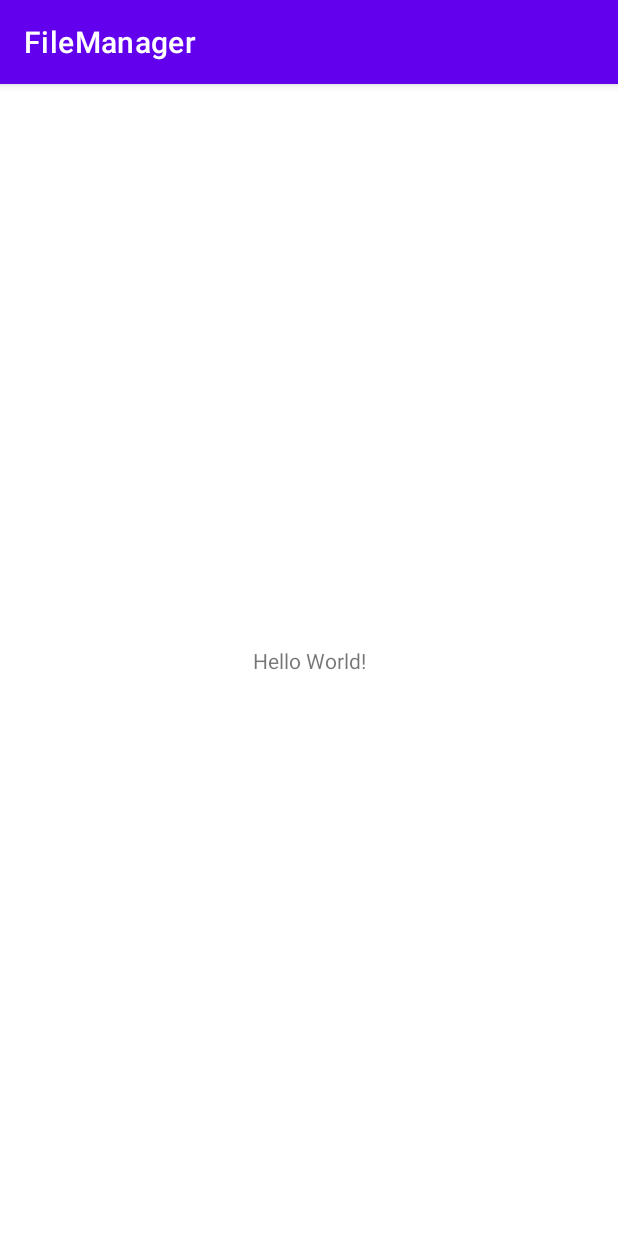
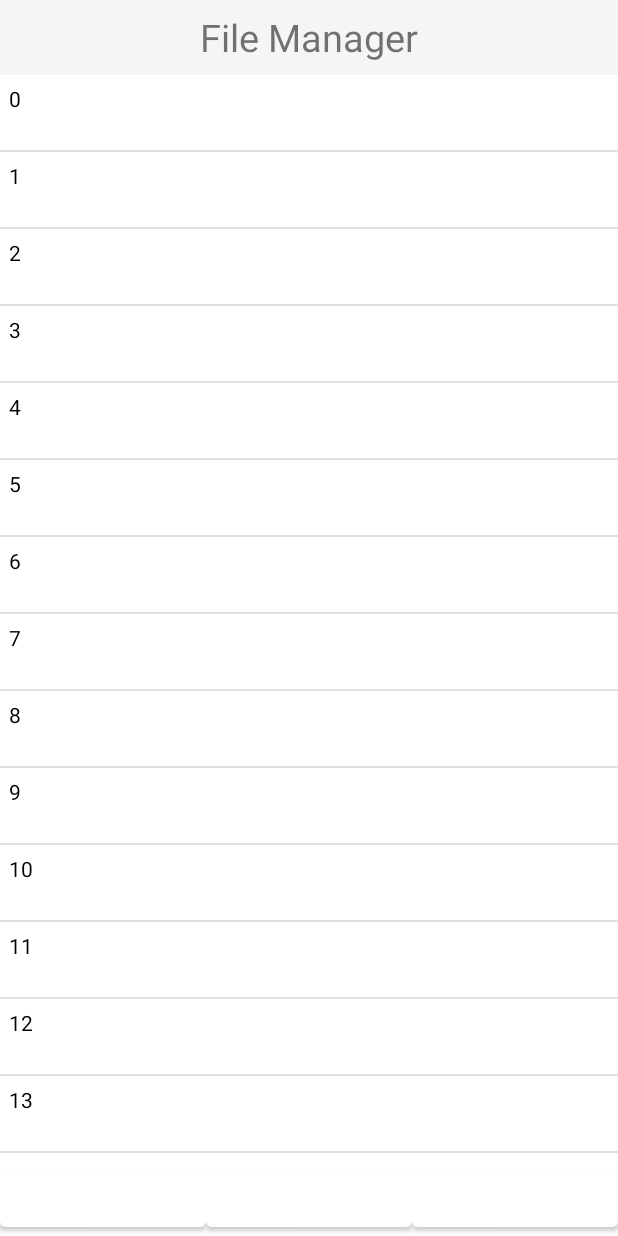
Before and after one commit to analuciacanto/FileManager, an Android app: the screen it shows after launch (MainActivity), on a phone screen of 412 x 824 dp. Run offline under Robolectric (Android 15) with nearby library versions, the phone set to English and light mode, and no system bars.

Commit message:
Adding List View for files.

```diff
--- a/FileManager/app/src/main/java/com/urmobo/filemanager/MainActivity.java
+++ b/FileManager/app/src/main/java/com/urmobo/filemanager/MainActivity.java
@@ -3,12 +3,91 @@ package com.urmobo.filemanager;
 import androidx.appcompat.app.AppCompatActivity;
 
 import android.os.Bundle;
+import android.view.LayoutInflater;
+import android.view.View;
+import android.view.ViewGroup;
+import android.widget.BaseAdapter;
+import android.widget.Button;
+import android.widget.ListView;
+import android.widget.TextView;
+
+import java.util.ArrayList;
+import java.util.List;
 
 public class MainActivity extends AppCompatActivity {
 
     @Override
     protected void onCreate(Bundle savedInstanceState) {
         super.onCreate(savedInstanceState);
-        setContentView(R.layout.activity_main);
+        setContentView(R.layout.layout1);
+
+        final Button b1 = findViewById(R.id.b1);
+
+        b1.setOnClickListener(new View.OnClickListener() {
+            @Override
+            public void onClick(View v) {
+                b1.setText("pressed");
+            }
+        });
+
+        final ListView listView = findViewById(R.id.listView);
+        final TextAdapter textAdapter1 = new TextAdapter();
+        listView.setAdapter(textAdapter1);
+        List<String> example = new ArrayList<>();
+
+        for (int i = 0; i < 100; i++){
+            example.add(String.valueOf(i));
+        }
+        System.out.println(example);
+        textAdapter1.setData(example);
+
+    }
+
+    class TextAdapter extends BaseAdapter{
+
+        private List<String> data = new ArrayList<>();
+        public void setData(List<String> data){
+            if (data != null){
+                this.data.clear();
+                if (data.size() > 0){
+                    this.data.addAll(data);
+                }
+                notifyDataSetChanged();
+            }
+        }
+
+        @Override
+        public int getCount() {
+            return data.size();
+        }
+
+        @Override
+        public String getItem(int position) {
+            return data.get(position);
+        }
+
+        @Override
+        public long getItemId(int position) {
+            return 0;
+        }
+
+        @Override
+        public View getView(int position, View convertView, ViewGroup parent) {
+            if (convertView == null){
+                convertView = LayoutInflater.from(parent.getContext()).inflate(R.layout.item, parent, false);
+                convertView.setTag(new ViewHolder((TextView) convertView.findViewById(R.id.textItem)));
+            }
+            ViewHolder holder  = (ViewHolder) convertView.getTag();
+            final String item = getItem(position);
+            holder.info.setText(item);
+            return convertView;
+        }
+
+        class ViewHolder{
+            TextView info;
+            ViewHolder(TextView info){
+                this.info = info;
+            }
+        }
     }
 }
--- a/FileManager/app/src/main/res/layout/activity_main.xml
+++ /dev/null
@@ -1,18 +0,0 @@
-<?xml version="1.0" encoding="utf-8"?>
-<androidx.constraintlayout.widget.ConstraintLayout xmlns:android="http://schemas.android.com/apk/res/android"
-    xmlns:app="http://schemas.android.com/apk/res-auto"
-    xmlns:tools="http://schemas.android.com/tools"
-    android:layout_width="match_parent"
-    android:layout_height="match_parent"
-    tools:context=".MainActivity">
-
-    <TextView
-        android:layout_width="wrap_content"
-        android:layout_height="wrap_content"
-        android:text="Hello World!"
-        app:layout_constraintBottom_toBottomOf="parent"
-        app:layout_constraintLeft_toLeftOf="parent"
-        app:layout_constraintRight_toRightOf="parent"
-        app:layout_constraintTop_toTopOf="parent" />
-
-</androidx.constraintlayout.widget.ConstraintLayout>
--- /dev/null
+++ b/FileManager/app/src/main/res/layout/item.xml
@@ -0,0 +1,10 @@
+<?xml version="1.0" encoding="utf-8"?>
+<TextView
+             android:id="@+id/textItem"
+             xmlns:android="http://schemas.android.com/apk/res/android"
+             android:layout_width="match_parent"
+             android:layout_height="50dp"
+             android:padding="6dp"
+             android:textColor="@color/black"
+             >
+</TextView>
--- /dev/null
+++ b/FileManager/app/src/main/res/layout/layout1.xml
@@ -0,0 +1,51 @@
+<?xml version="1.0" encoding="utf-8"?>
+<LinearLayout xmlns:android="http://schemas.android.com/apk/res/android"
+    android:orientation="vertical"
+    android:layout_width="match_parent"
+    android:layout_height="match_parent">
+    <TextView
+        android:background="@color/lightGrayColor"
+        android:textSize="25dp"
+        android:gravity="center"
+        android:text="File Manager"
+        android:layout_width="match_parent"
+        android:layout_height="50dp" />
+
+    <ListView
+        android:id="@+id/listView"
+        android:layout_width="match_parent"
+        android:layout_height="0dp"
+        android:layout_weight="1"
+
+        />
+
+    <LinearLayout
+        android:id="@+id/linearLayout"
+        android:layout_height="50dp"
+        android:orientation="horizontal"
+        android:layout_width="match_parent" >
+
+        <Button
+            android:id="@+id/b1"
+            android:layout_width="0dp"
+            android:layout_weight="1"
+            android:layout_height="match_parent"
+            android:textColor="@color/black"
+           />
+
+        <Button
+            android:id="@+id/b2"
+            android:layout_width="0dp"
+            android:layout_weight="1"
+            android:layout_height="match_parent"
+            />
+
+        <Button
+            android:id="@+id/b3"
+            android:layout_width="0dp"
+            android:layout_weight="1"
+            android:layout_height="match_parent"/>
+    </LinearLayout>
+
+
+</LinearLayout>
--- a/FileManager/app/src/main/res/values-night/themes.xml
+++ b/FileManager/app/src/main/res/values-night/themes.xml
@@ -2,15 +2,17 @@
     <!-- Base application theme. -->
     <style name="Theme.FileManager" parent="Theme.MaterialComponents.DayNight.DarkActionBar">
         <!-- Primary brand color. -->
-        <item name="colorPrimary">@color/purple_200</item>
-        <item name="colorPrimaryVariant">@color/purple_700</item>
-        <item name="colorOnPrimary">@color/black</item>
+        <item name="colorPrimary">@color/whiteColor</item>
+        <item name="colorPrimaryVariant">@color/whiteColor</item>
+        <item name="colorOnPrimary">@color/lightGrayColor</item>
         <!-- Secondary brand color. -->
-        <item name="colorSecondary">@color/teal_200</item>
-        <item name="colorSecondaryVariant">@color/teal_200</item>
-        <item name="colorOnSecondary">@color/black</item>
+        <item name="colorSecondary">@color/whiteColor</item>
+        <item name="colorSecondaryVariant">@color/whiteColor</item>
+        <item name="colorOnSecondary">@color/whiteColor</item>
         <!-- Status bar color. -->
         <item name="android:statusBarColor" tools:targetApi="l">?attr/colorPrimaryVariant</item>
         <!-- Customize your theme here. -->
+        <item name="windowNoTitle"> true</item>
+        <item name="android:windowFullscreen">true</item>
     </style>
 </resources>
--- a/FileManager/app/src/main/res/values/colors.xml
+++ b/FileManager/app/src/main/res/values/colors.xml
@@ -1,10 +1,8 @@
 <?xml version="1.0" encoding="utf-8"?>
 <resources>
-    <color name="purple_200">#FFBB86FC</color>
-    <color name="purple_500">#FF6200EE</color>
-    <color name="purple_700">#FF3700B3</color>
-    <color name="teal_200">#FF03DAC5</color>
-    <color name="teal_700">#FF018786</color>
-    <color name="black">#FF000000</color>
-    <color name="white">#FFFFFFFF</color>
+    <color name="whiteColor">#ffffff</color>
+    <color name="lightGrayColor">#f5f5f5</color>
+    <color name="darkGrayColor">#757575</color>
+    <color name="blueColor">#4cb0e2</color>
+    <color name="black">#000000</color>
 </resources>
--- a/FileManager/app/src/main/res/values/themes.xml
+++ b/FileManager/app/src/main/res/values/themes.xml
@@ -2,15 +2,18 @@
     <!-- Base application theme. -->
     <style name="Theme.FileManager" parent="Theme.MaterialComponents.DayNight.DarkActionBar">
         <!-- Primary brand color. -->
-        <item name="colorPrimary">@color/purple_500</item>
-        <item name="colorPrimaryVariant">@color/purple_700</item>
-        <item name="colorOnPrimary">@color/white</item>
+        <item name="colorPrimary">@color/whiteColor</item>
+        <item name="colorPrimaryVariant">@color/lightGrayColor</item>
+        <item name="colorOnPrimary">@color/whiteColor</item>
         <!-- Secondary brand color. -->
-        <item name="colorSecondary">@color/teal_200</item>
-        <item name="colorSecondaryVariant">@color/teal_700</item>
-        <item name="colorOnSecondary">@color/black</item>
+        <item name="colorSecondary">@color/darkGrayColor</item>
+        <item name="colorSecondaryVariant">@color/blueColor</item>
+        <item name="colorOnSecondary">@color/blueColor</item>
+
         <!-- Status bar color. -->
         <item name="android:statusBarColor" tools:targetApi="l">?attr/colorPrimaryVariant</item>
         <!-- Customize your theme here. -->
+        <item name="windowNoTitle"> true</item>
+        <item name="android:windowFullscreen">true</item>
     </style>
 </resources>
```
